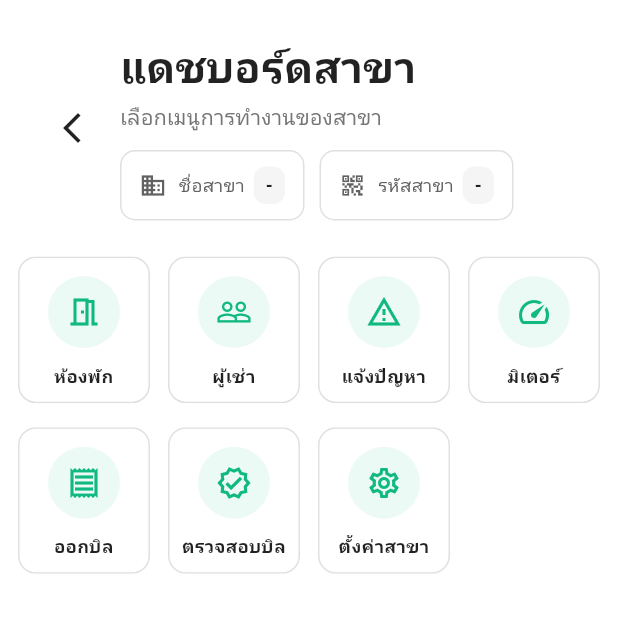
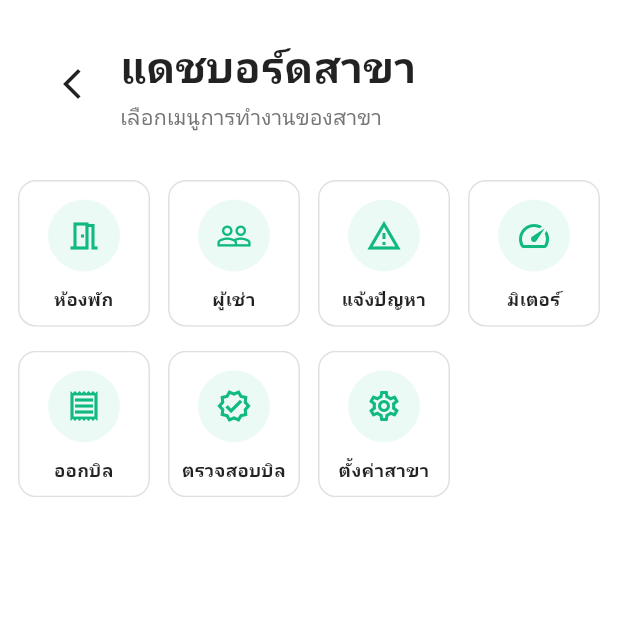
Before and after one commit to Satjatum/Manager_Room_Project1.0, a Flutter app: the BranchDashboardPage screen opened directly, on a phone screen of 412 x 824 dp, the top half of it. Run offline on Flutter 3.47's test engine with Material 3 defaults, Android fonts, the phone set to English and light mode, and no system bars; our stand-ins replace file_picker, image_picker, pdf, printing, shared_preferences, supabase_flutter; accounts and stored records are empty; network calls fail.

Commit message:
refactor(sadmin): remove branch code display; show branch name as Card in content area above centered 4x grid [Droid-assisted]

```diff
--- a/lib/views/sadmin/branchdash_ui.dart
+++ b/lib/views/sadmin/branchdash_ui.dart
@@ -186,25 +186,7 @@ class BranchDashboardPage extends StatelessWidget {
                               color: Colors.grey[600],
                             ),
                           ),
-                          const SizedBox(height: 12),
-                          Wrap(
-                            spacing: 10,
-                            runSpacing: 8,
-                            children: [
-                              _InfoChipBox(
-                                icon: Icons.business,
-                                label: 'ชื่อสาขา',
-                                value: branchName ?? '-',
-                              ),
-                              _InfoChipBox(
-                                icon: Icons.qr_code_2,
-                                label: 'รหัสสาขา',
-                                value: (branchId == null || branchId!.isEmpty)
-                                    ? '-'
-                                    : branchId!,
-                              ),
-                            ],
-                          )
+                          // เอารหัสสาขาออก และย้ายชื่อสาขาไปแสดงในส่วนเนื้อหาด้านล่างเป็น Card
                         ],
                       ),
                     ),
@@ -222,8 +204,15 @@ class BranchDashboardPage extends StatelessWidget {
                       alignment: Alignment.topCenter,
                       child: ConstrainedBox(
                         constraints: const BoxConstraints(maxWidth: maxGridWidth),
-                        child: GridView.builder(
+                        child: ListView(
                           padding: const EdgeInsets.fromLTRB(12, 0, 12, 24),
+                          children: [
+                            if ((branchName ?? '').isNotEmpty)
+                              _BranchNameCard(name: branchName!),
+                            const SizedBox(height: 8),
+                            GridView.builder(
+                              shrinkWrap: true,
+                              physics: const NeverScrollableScrollPhysics(),
                               gridDelegate:
                                   const SliverGridDelegateWithFixedCrossAxisCount(
                                 crossAxisCount: 4,
@@ -233,6 +222,8 @@ class BranchDashboardPage extends StatelessWidget {
                               ),
                               itemCount: items.length,
                               itemBuilder: (context, i) => _DashCard(item: items[i]),
+                            ),
+                          ],
                         ),
                       ),
                     );
@@ -306,53 +297,44 @@ class _DashCard extends StatelessWidget {
 }
 
 // ชิปแสดงข้อมูล (กรอบ + ไอคอน) สำหรับชื่อสาขา/รหัสสาขา
-class _InfoChipBox extends StatelessWidget {
-  final IconData icon;
-  final String label;
-  final String value;
-  const _InfoChipBox({
-    required this.icon,
-    required this.label,
-    required this.value,
-  });
+class _BranchNameCard extends StatelessWidget {
+  final String name;
+  const _BranchNameCard({required this.name});
 
   @override
   Widget build(BuildContext context) {
-    return Container(
-      padding: const EdgeInsets.symmetric(horizontal: 12, vertical: 10),
+    return Card(
+      shape: RoundedRectangleBorder(borderRadius: BorderRadius.circular(12)),
+      elevation: 0,
+      color: Colors.white,
+      child: Padding(
+        padding: const EdgeInsets.symmetric(horizontal: 14, vertical: 14),
+        child: Row(
+          children: [
+            Container(
+              padding: const EdgeInsets.all(10),
               decoration: BoxDecoration(
-        color: Colors.white,
-        borderRadius: BorderRadius.circular(10),
-        border: Border.all(color: Colors.grey[300]!),
+                color: AppTheme.primary.withOpacity(0.1),
+                shape: BoxShape.circle,
               ),
-      child: Row(
-        mainAxisSize: MainAxisSize.min,
-        children: [
-          Icon(icon, size: 18, color: Colors.grey[700]),
-          const SizedBox(width: 8),
-          Text(
-            label,
-            style: TextStyle(fontSize: 12, color: Colors.grey[700]),
+              child: const Icon(Icons.business, color: AppTheme.primary, size: 20),
             ),
-          const SizedBox(width: 6),
-          Container(
-            padding: const EdgeInsets.symmetric(horizontal: 8, vertical: 4),
-            decoration: BoxDecoration(
-              color: Colors.grey[100],
-              borderRadius: BorderRadius.circular(8),
-            ),
+            const SizedBox(width: 12),
+            Expanded(
               child: Text(
-              value,
+                name,
                 style: const TextStyle(
-                fontSize: 12,
+                  fontSize: 16,
                   fontWeight: FontWeight.w700,
                   color: Colors.black87,
                 ),
+                maxLines: 2,
                 overflow: TextOverflow.ellipsis,
               ),
             ),
           ],
         ),
+      ),
     );
   }
 }
```
Lines whose indentation alone changed are shown as unchanged.
